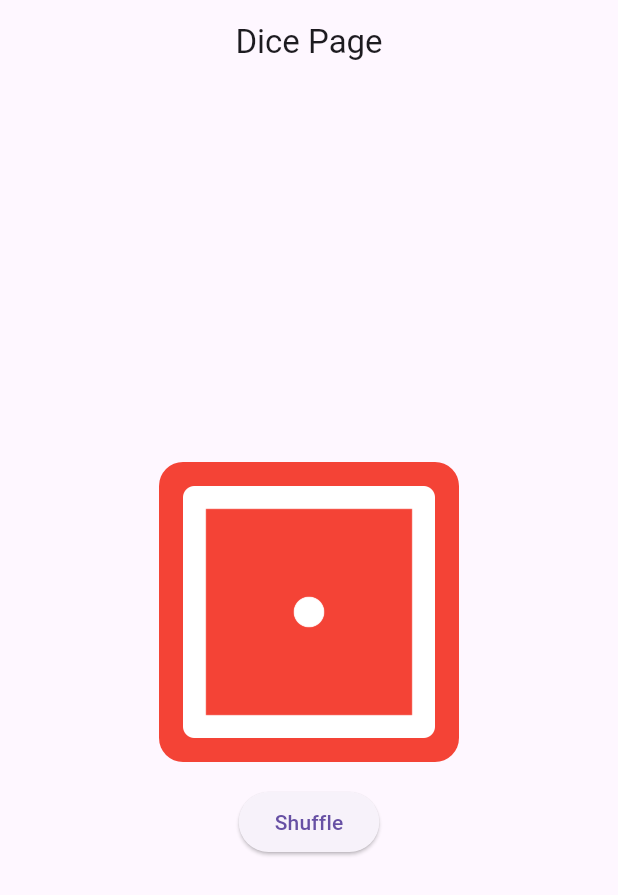
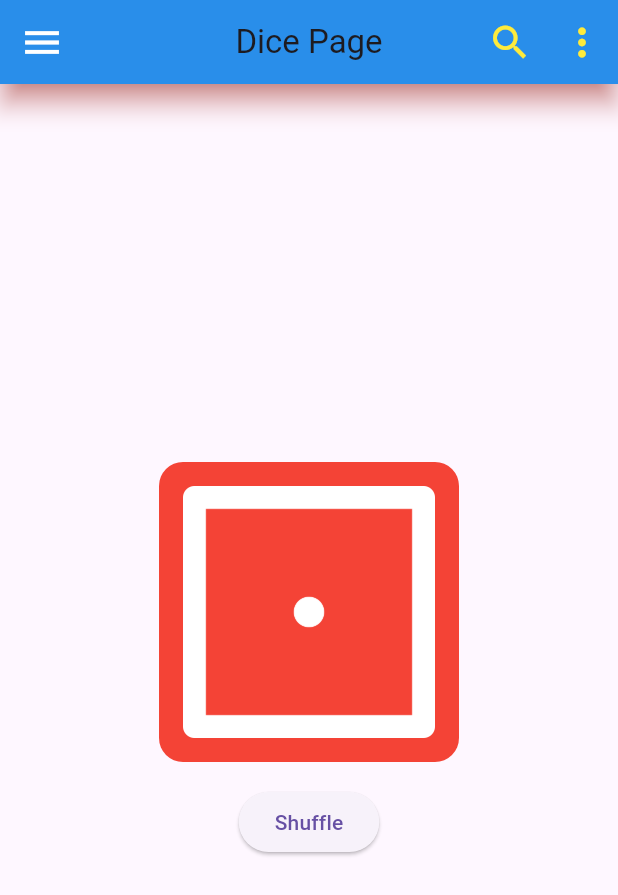
Before and after one commit to fr4nsgallegos/diceappg10, a Flutter app: the screen it shows after launch, on a phone screen of 412 x 824 dp. Shown: the top 895 px of the screen. Run offline on Flutter 3.47's test engine with Material 3 defaults, Android fonts, the phone set to English and light mode, and no system bars.

Commit message:
propiedades del Appbar

```diff
--- a/lib/pages/dice_page.dart
+++ b/lib/pages/dice_page.dart
@@ -15,39 +15,44 @@ class _DicePageState extends State<DicePage> {
     dadoN = Random().nextInt(6) + 1;
     print(dadoN);
   }
-  // int n = 1;
-
-  // void cambiarADado6() {
-  //   // print("Cambiando a dado 6");
-  //   setState(() {
-  //     rutaImagen = "assets/images/dice6.png";
-  //   });
-  // }
-
-  // void cambiarADado() {
-  //   // print("Cambiando a dado 6");
-  //   dadoN = 6;
-  //   setState(() {
-  //     rutaImagen = "assets/images/dice6.png";
-  //   });
-  // }
-
-  // void cambiarADadoN(int x) {
-  //   // print("Cambiando a dado 6");
-  //   dadoN = x;
-  //   setState(() {
-  //     rutaImagen = "assets/images/dice$dadoN.png";
-  //   });
-  //   n = n + 1;
-  // }
 
   @override
   Widget build(BuildContext context) {
     return Scaffold(
-      // backgroundColor: Colors.black38,
       appBar: AppBar(
-        title: Text("Dice Page"),
-        centerTitle: true,
+        title: Text("Dice Page"), //Título del Appbar
+        centerTitle: true, //Centrar el título
+        leading:
+            Icon(Icons.menu), //Coloca un widget a lado izquierda del Appbar
+        actions: [
+          //Recibe una lista de widgets que se van a mostrar en el lado derecho del Appbar
+          Tooltip(
+            message: "Buscar",
+            child: IconButton(
+              onPressed: () {
+                print("Buscar presionado");
+              },
+              icon: Icon(Icons.search),
+            ),
+          ),
+          IconButton(
+            onPressed: () {},
+            icon: Icon(
+              Icons.more_vert,
+            ),
+          )
+        ],
+        backgroundColor: Colors.blue, //Color de fondo del Appbar
+        elevation: 7.0, //Controla la sombra que hay debajo del Appbar
+        shadowColor: Colors.red, //Cambiar el color de la sombra generada
+        titleSpacing:
+            10, //Definir el espacio al rededor del título, útil para alinear de acuerdo a ciertas necesidades
+        iconTheme: IconThemeData(
+            color: Colors.white,
+            size: 30), //Define la apariencia de los íconos en el Appbar
+        actionsIconTheme: IconThemeData(
+            color: Colors
+                .yellow), //Especifica apariencia de los íconos de la propiedad "actions"
       ),
       body: Center(
         child: Column(
@@ -78,21 +83,16 @@ class _DicePageState extends State<DicePage> {
                 // color:Colors.red,
                 padding: EdgeInsets.all(16),
                 child: Image.asset(
-                  // rutaImagen,
                   "assets/images/dice$dadoN.png",
-                  // width: 200,
-                  // height: 200,
                 ),
               ),
             ),
             SizedBox(height: 16),
             ElevatedButton(
               onPressed: () {
-                // cambiarADadoN(n);
                 shuffleDado();
                 setState(() {});
               },
-              // child: Text("presioname"),
               child: Text("Shuffle"),
             ),
           ],
```
